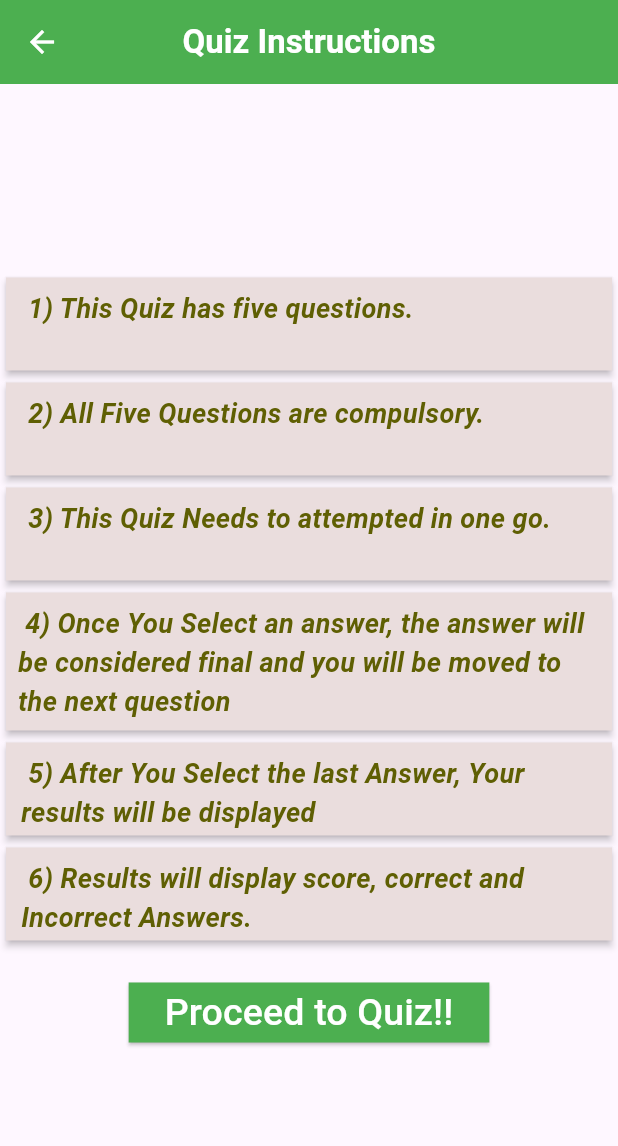
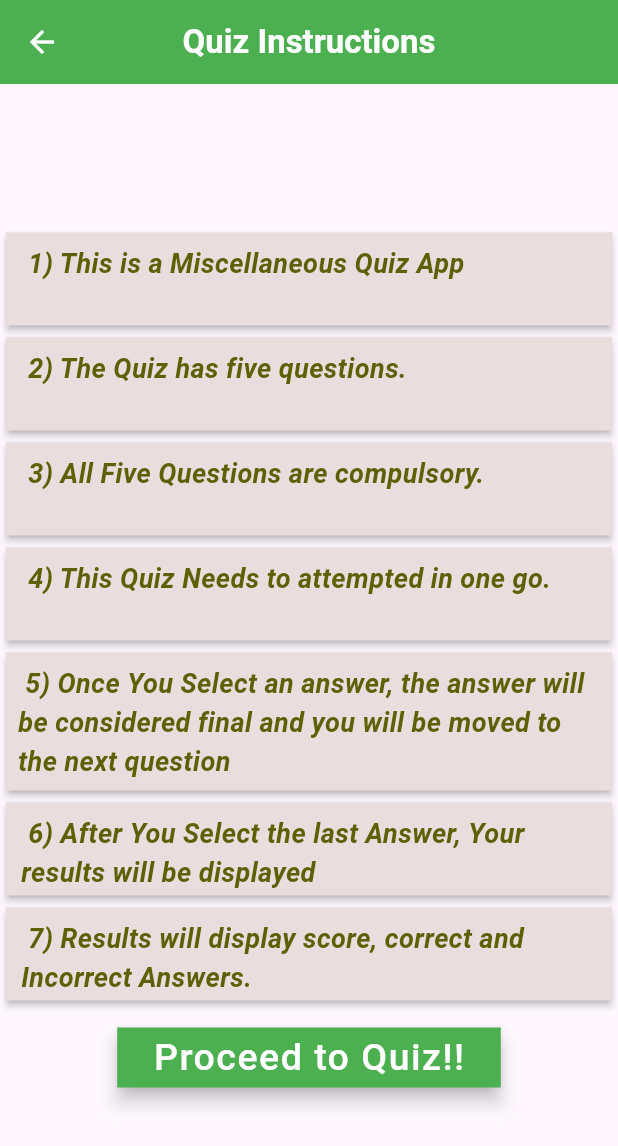
Before and after one commit to LAKSH3002/Quiz-App, a Flutter app: the Instructionscreen screen opened directly, on a phone screen of 412 x 824 dp. Shown: the top 1146 px of the screen. Run offline on Flutter 3.47's test engine with Material 3 defaults, Android fonts, the phone set to English and light mode, and no system bars; our stand-ins replace animated_splash_screen.

Commit message:
Designed and Completed the Assignment

```diff
--- a/quizapp/lib/InstructionScreen.dart
+++ b/quizapp/lib/InstructionScreen.dart
@@ -1,5 +1,7 @@
 import 'package:flutter/material.dart';
-import 'package:quizapp/QuizScreen.dart';
+import 'package:flutter/painting.dart';
+// import 'package:quizapp/QuizScreen.dart';
+import 'package:quizapp/startquiz.dart';
 
 class Instructionscreen extends StatefulWidget {
   const Instructionscreen({super.key});
@@ -27,9 +29,10 @@ class _InstructionscreenState extends State<Instructionscreen> {
           mainAxisAlignment: MainAxisAlignment.center,
           children: [
 
-            InstructionsCard(' 1) This Quiz has five questions.'),
-            InstructionsCard(' 2) All Five Questions are compulsory.'),
-            InstructionsCard(' 3) This Quiz Needs to attempted in one go.'),
+            InstructionsCard(' 1) This is a Miscellaneous Quiz App'),
+            InstructionsCard(' 2) The Quiz has five questions.'),
+            InstructionsCard(' 3) All Five Questions are compulsory.'),
+            InstructionsCard(' 4) This Quiz Needs to attempted in one go.'),
             Container(
         height: 100,
         width: 500,
@@ -39,7 +42,7 @@ class _InstructionscreenState extends State<Instructionscreen> {
           shape: LinearBorder(),
           child: Padding(
             padding: EdgeInsets.all(8.0),
-            child: Text(' 4) Once You Select an answer, the answer will be considered final and you will be moved to the next question',
+            child: Text(' 5) Once You Select an answer, the answer will be considered final and you will be moved to the next question',
               style: const TextStyle(
                 color: Color.fromARGB(255, 95, 95, 3),
               fontSize: 18,
@@ -49,22 +52,23 @@ class _InstructionscreenState extends State<Instructionscreen> {
           ),
             ),
             ),
-            InstructionsCard(' 5) After You Select the last Answer, Your results will be displayed'),
-            InstructionsCard(' 6) Results will display score, correct and Incorrect Answers.'),
-            const SizedBox(height: 20,),
+            InstructionsCard(' 6) After You Select the last Answer, Your results will be displayed'),
+            InstructionsCard(' 7) Results will display score, correct and Incorrect Answers.'),
+            const SizedBox(height: 10,),
             ElevatedButton(
               style: ElevatedButton.styleFrom(
                 backgroundColor: Colors.green,
                 foregroundColor: Colors.white,
-                shape:BeveledRectangleBorder()
+                shape:const RoundedRectangleBorder(),
+                elevation: 5
               ),
               onPressed: (){
                 Navigator.of(context).push(MaterialPageRoute(
                 builder: (BuildContext context) =>
-                QuizScreen()));
+                const StartQuiz()));
               },
               child: const Text('Proceed to Quiz!!',
-              style: TextStyle(fontSize: 25),
+              style: TextStyle(fontSize: 25, letterSpacing: 1),
               ),
             ),
           ],
--- a/quizapp/lib/ResultsScreen.dart
+++ b/quizapp/lib/ResultsScreen.dart
@@ -51,6 +51,7 @@ class _ResultsscreenState extends State<Resultsscreen> {
               ),
               ...widget.correctAnswers.map((question) => ListTile(
                     title: Text(question.description),
+
                   )),
               const SizedBox(height: 16),
               const Text(
@@ -63,6 +64,10 @@ class _ResultsscreenState extends State<Resultsscreen> {
               const SizedBox(height: 16),
               Center(
                 child: ElevatedButton(
+                  style: ElevatedButton.styleFrom(
+                    backgroundColor: Colors.red,
+                    foregroundColor: Colors.yellow
+                  ),
                   onPressed: () {
                     Navigator.push(
                     context,
--- a/quizapp/lib/startquiz.dart
+++ b/quizapp/lib/startquiz.dart
@@ -2,7 +2,7 @@ import 'package:flutter/material.dart';
 import 'package:flutter/painting.dart';
 import 'package:flutter/rendering.dart';
 import 'package:flutter/widgets.dart';
-import 'package:quizapp/InstructionScreen.dart';
+// import 'package:quizapp/InstructionScreen.dart';
 import 'package:quizapp/QuizScreen.dart';
 
 class StartQuiz extends StatefulWidget {
@@ -47,10 +47,10 @@ class _StartQuizState extends State<StartQuiz> {
               onPressed: (){
                 Navigator.of(context).push(MaterialPageRoute(
                 builder: (BuildContext context) =>
-                Instructionscreen()));
+                QuizScreen()));
               },
               child: const Text('Start Quiz Now!!',
-              style: TextStyle(fontSize: 28),
+              style: TextStyle(fontSize: 25, letterSpacing: 2),
               ),
             ),
           ],
```
Also changed, not shown: quizapp/lib/QuizScreen.dart (+22 -10 lines), quizapp/lib/SplashScreen.dart (+38 -1 lines), quizapp/lib/main.dart (+6 -2 lines), quizapp/pubspec.yaml (+10 -0 lines), quizapp/images/quiz-game.png (added), quizapp/pubspec.lock, 28 other files.
